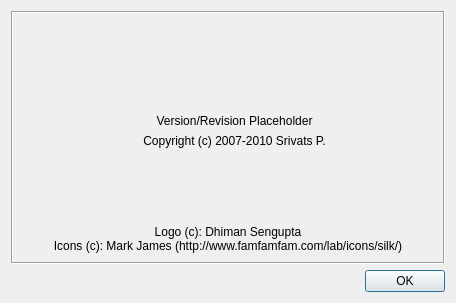
Old version of the form client/about.ui in the repository pstavirs/ostinato.
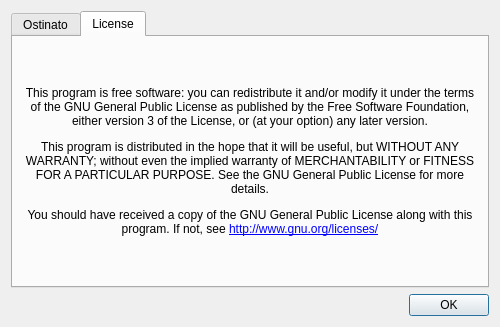
New version of the form. The open tabs and pages were chosen to show the change. Icons and pictures are not drawn.

Commit message: - Added Copyright and License (GPLv3) notifications to all source files viz. *.h, *.cpp, *.proto - Also added a "License" tab to the 'About Ostinato' dialog box.

Diff of the .ui file:
```diff
--- a/client/about.ui
+++ b/client/about.ui
@@ -5,8 +5,8 @@
    <rect>
     <x>0</x>
     <y>0</y>
-    <width>456</width>
-    <height>303</height>
+    <width>500</width>
+    <height>327</height>
    </rect>
   </property>
   <property name="sizePolicy" >
@@ -20,13 +20,14 @@
   </property>
   <layout class="QVBoxLayout" >
    <item>
-    <widget class="QFrame" name="frame" >
-     <property name="frameShape" >
-      <enum>QFrame::Box</enum>
+    <widget class="QTabWidget" name="tabWidget" >
+     <property name="currentIndex" >
+      <number>0</number>
      </property>
-     <property name="frameShadow" >
-      <enum>QFrame::Sunken</enum>
-     </property>
+     <widget class="QWidget" name="tab" >
+      <attribute name="title" >
+       <string>Ostinato</string>
+      </attribute>
      <layout class="QVBoxLayout" >
       <item>
        <layout class="QHBoxLayout" >
@@ -129,6 +130,30 @@
        </widget>
       </item>
      </layout>
+     </widget>
+     <widget class="QWidget" name="tab_2" >
+      <attribute name="title" >
+       <string>License</string>
+      </attribute>
+      <layout class="QVBoxLayout" >
+       <item>
+        <widget class="QLabel" name="label_2" >
+         <property name="text" >
+          <string>&lt;p>This program is free software: you can redistribute it and/or modify it under the terms of the GNU General Public License as published by the Free Software Foundation, either version 3 of the License, or (at your option) any later version.&lt;/p>&lt;p>This program is distributed in the hope that it will be useful, but WITHOUT ANY WARRANTY; without even the implied warranty of MERCHANTABILITY or FITNESS FOR A PARTICULAR PURPOSE. See the GNU General Public License for more details.&lt;/p>&lt;p>You should have received a copy of the GNU General Public License along with this program. If not, see &lt;a href="http://www.gnu.org/licenses/">http://www.gnu.org/licenses/&lt;/a>&lt;/p></string>
+         </property>
+         <property name="textFormat" >
+          <enum>Qt::RichText</enum>
+         </property>
+         <property name="alignment" >
+          <set>Qt::AlignCenter</set>
+         </property>
+         <property name="wordWrap" >
+          <bool>true</bool>
+         </property>
+        </widget>
+       </item>
+      </layout>
+     </widget>
     </widget>
    </item>
    <item>
```
Left out of the diff: 2 changed lines with no effect on the pictures. Lines whose indentation alone changed are shown as unchanged. The commit also changes 121 other files.
